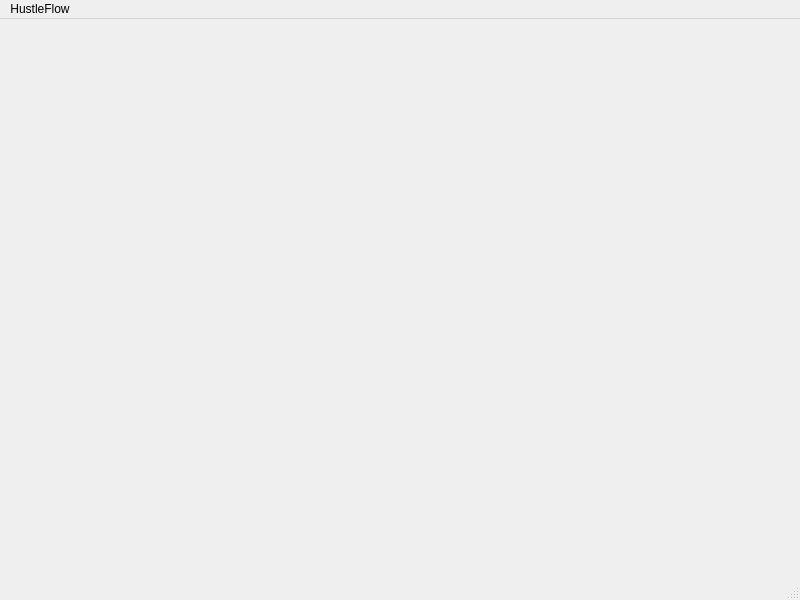
This is HustleFlow/contentview.ui in markkypanc/HustleFlow as Qt 5 draws it before an edit. The edited form follows.
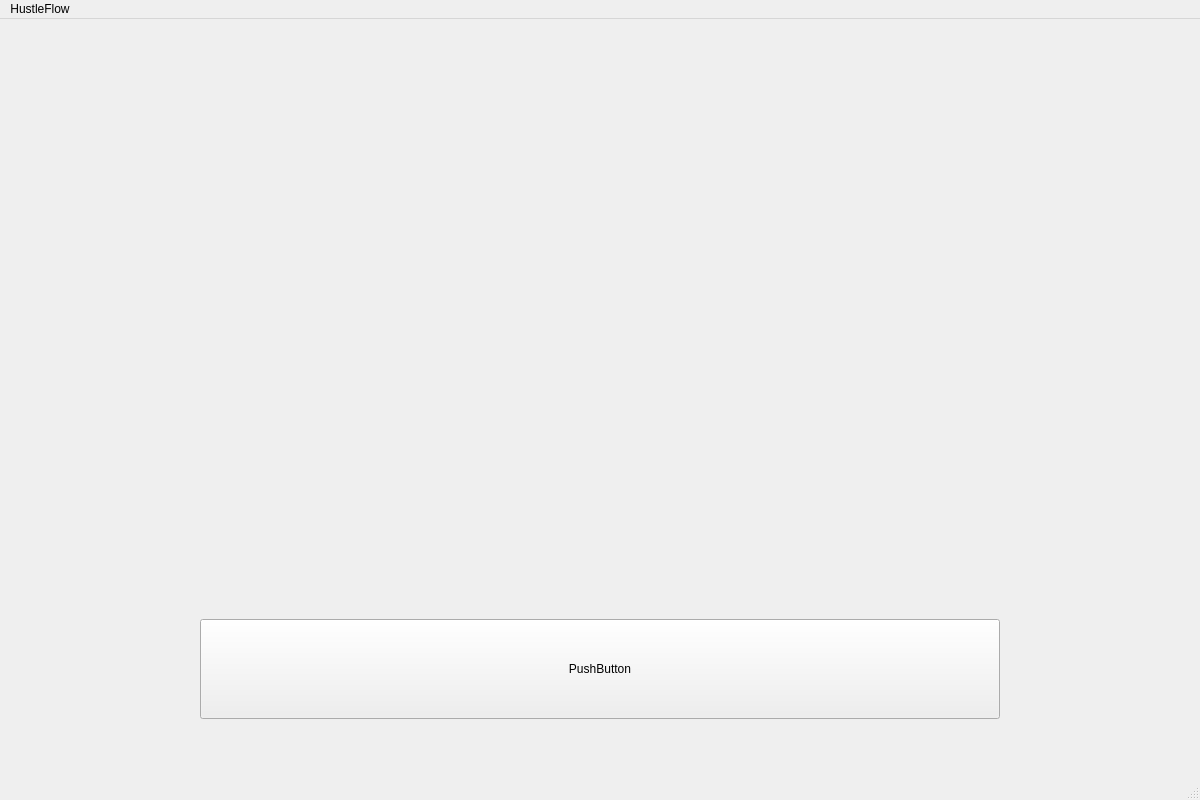
This is the edited form.

The edit to the form file:
```diff
--- a/HustleFlow/contentview.ui
+++ b/HustleFlow/contentview.ui
@@ -6,21 +6,41 @@
    <rect>
     <x>0</x>
     <y>0</y>
-    <width>800</width>
-    <height>600</height>
+    <width>1200</width>
+    <height>800</height>
    </rect>
   </property>
   <property name="windowTitle">
    <string>ContentView</string>
   </property>
-  <widget class="QWidget" name="centralwidget"/>
+  <widget class="QWidget" name="centralwidget">
+   <widget class="QPushButton" name="pushButton">
+    <property name="geometry">
+     <rect>
+      <x>200</x>
+      <y>600</y>
+      <width>800</width>
+      <height>100</height>
+     </rect>
+    </property>
+    <property name="minimumSize">
+     <size>
+      <width>701</width>
+      <height>81</height>
+     </size>
+    </property>
+    <property name="text">
+     <string>PushButton</string>
+    </property>
+   </widget>
+  </widget>
   <widget class="QStatusBar" name="statusbar"/>
   <widget class="QMenuBar" name="menubar">
    <property name="geometry">
     <rect>
      <x>0</x>
      <y>0</y>
-     <width>800</width>
+     <width>1200</width>
      <height>21</height>
     </rect>
    </property>
```
